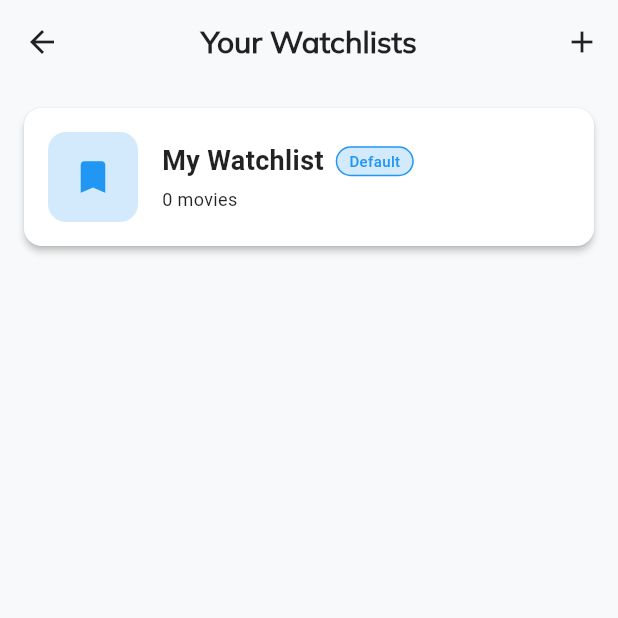
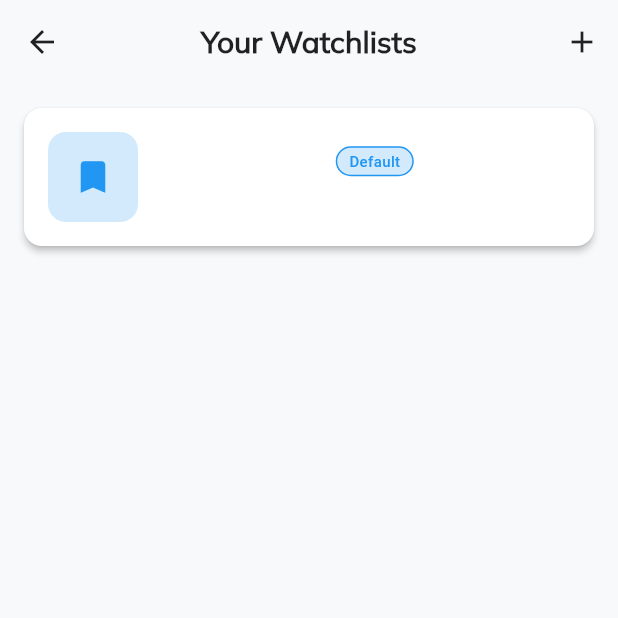
Before and after one commit to AndersonCorreya/movie_application, a Flutter app: the WatchlistPage screen opened directly, on a phone screen of 412 x 824 dp, the top half of it. Run offline on Flutter 3.47's test engine with Material 3 defaults, Android fonts, the phone set to English and light mode, and no system bars; our stand-ins replace cached_network_image, flutter_svg, hive, hive_flutter, shared_preferences; accounts and stored records are empty; network calls fail.

Commit message:
see all page

```diff
--- a/lib/View/watchlist_page.dart
+++ b/lib/View/watchlist_page.dart
@@ -498,11 +498,8 @@ class _WatchlistPageState extends State<WatchlistPage> {
                                 children: [
                                   Text(
                                     watchlist.name,
-                                    style: TextStyle(
-                                      color:
-                                          Theme.of(
-                                            context,
-                                          ).textTheme.titleLarge?.color,
+                                    style: const TextStyle(
+                                      color: Colors.white,
                                       fontSize: 18,
                                       fontWeight: FontWeight.w600,
                                     ),
@@ -540,11 +537,8 @@ class _WatchlistPageState extends State<WatchlistPage> {
                                 const SizedBox(height: 4),
                                 Text(
                                   watchlist.description,
-                                  style: TextStyle(
-                                    color:
-                                        Theme.of(
-                                          context,
-                                        ).textTheme.titleLarge?.color,
+                                  style: const TextStyle(
+                                    color: Colors.white70,
                                     fontSize: 14,
                                   ),
                                   maxLines: 2,
@@ -554,11 +548,8 @@ class _WatchlistPageState extends State<WatchlistPage> {
                               const SizedBox(height: 4),
                               Text(
                                 '${watchlist.movieCount} movie${watchlist.movieCount != 1 ? 's' : ''}',
-                                style: TextStyle(
-                                  color:
-                                      Theme.of(
-                                        context,
-                                      ).textTheme.titleLarge?.color,
+                                style: const TextStyle(
+                                  color: Colors.white54,
                                   fontSize: 12,
                                 ),
                               ),
@@ -633,13 +624,7 @@ class WatchlistDetailPage extends StatelessWidget {
     return Scaffold(
       appBar: AppBar(
         backgroundColor: Colors.transparent,
-        title: Text(
-          watchlist.name,
-          style: TextStyle(
-            fontFamily: 'Mulish',
-            color: theme.textTheme.titleLarge?.color,
-          ),
-        ),
+        title: Text(watchlist.name, style: TextStyle(fontFamily: 'Mulish')),
         actions: [
           if (!watchlist
               .isDefaultWatchlist) // Only show delete option for non-default watchlists
@@ -684,21 +669,18 @@ class WatchlistDetailPage extends StatelessWidget {
                       color: Colors.white.withValues(alpha: 0.5),
                     ),
                     const SizedBox(height: 16),
-                    Text(
+                    const Text(
                       'No movies in this watchlist',
                       style: TextStyle(
-                        color: Theme.of(context).textTheme.titleLarge?.color,
+                        color: Colors.white70,
                         fontSize: 18,
                         fontWeight: FontWeight.w500,
                       ),
                     ),
                     const SizedBox(height: 8),
-                    Text(
+                    const Text(
                       'Add movies from the movie details page',
-                      style: TextStyle(
-                        color: Theme.of(context).textTheme.titleLarge?.color,
-                        fontSize: 14,
-                      ),
+                      style: TextStyle(color: Colors.white54, fontSize: 14),
                       textAlign: TextAlign.center,
                     ),
                   ],
```
Also changed, not shown: lib/View/movie_detail_page.dart (+21 -46 lines), lib/View/see_all_page.dart (+2 -9 lines).
